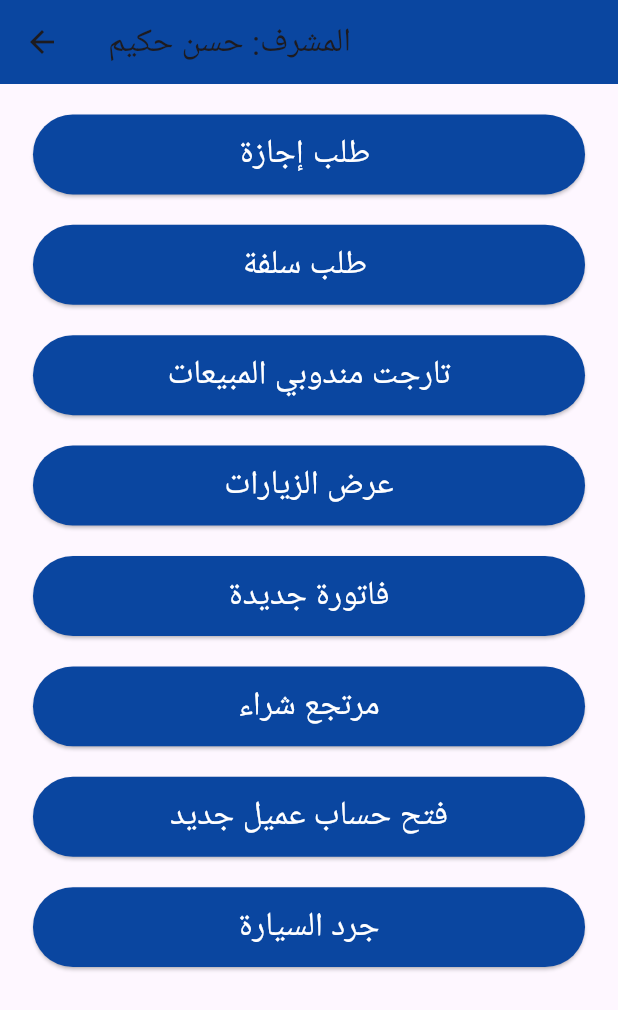
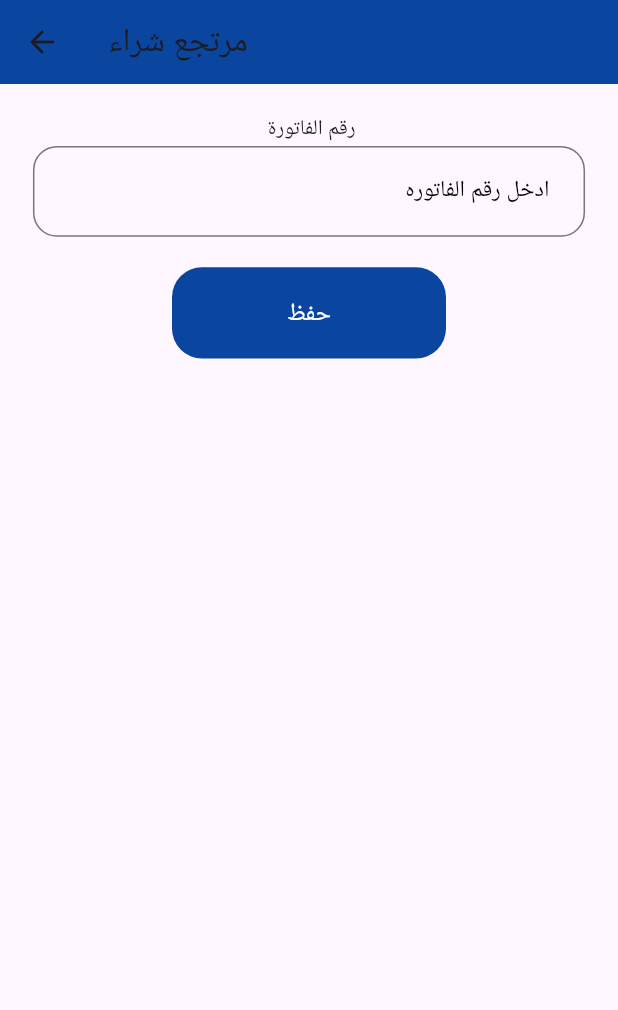
Before and after one commit to s4r4h4mdy0x01/CustomerRequestTask, a Flutter app: the SalesScreen screen opened by its route, after a tap on "مرتجع شراء", on a phone screen of 412 x 824 dp. Shown: the top 1010 px of the screen. Run offline on Flutter 3.47's test engine with Material 3 defaults, Android fonts, the phone set to English and light mode, and no system bars; our stand-ins replace dio, file_picker, flutter_bloc, flutter_screenutil, freezed_annotation, get_it and 3 more; missing offline and left inert: flutter_pdfview; generated files the repository leaves out were written again.

Commit message:
Refactor code Auth And create invoice And add PurchaseReturnScreen

```diff
--- a/lib/core/router/app_router.dart
+++ b/lib/core/router/app_router.dart
@@ -12,6 +12,7 @@ import 'package:customer_request_task/features/employee/leave_request/ui/leave_r
 import 'package:customer_request_task/features/employee/money_request/logic/money_request_cubit.dart';
 import 'package:customer_request_task/features/employee/money_request/ui/money_request_screen.dart';
 import 'package:customer_request_task/features/leader/dashboard_leader/ui/screens/dashboard_leader_screen.dart';
+import 'package:customer_request_task/features/leader/purchase_return/ui/screens/purchase_return_screen.dart';
 import 'package:customer_request_task/features/leader/ui/leader_screen.dart';
 import 'package:customer_request_task/features/leader/view_visit_leader/ui/screens/view_visit_leader_screen.dart';
 import 'package:customer_request_task/features/main_features/create_invoice/logic/create_invoice_cubit.dart';
@@ -39,12 +40,12 @@ class AppRouter {
         return MaterialPageRoute(builder: (context) => const LeaderScreen());
       case RoutesString.employee:
         return MaterialPageRoute(builder: (context) => const EmployeeScreen());
-
+      case RoutesString.purchaseReturnScreen:
+        return MaterialPageRoute(
+          builder: (context) => const PurchaseReturnScreen(),
+        );
       case RoutesString.sales:
-        return MaterialPageRoute(
-          builder:
-              (context) => const SalesScreen(userRole: '', accessToken: ''),
-        );
+        return MaterialPageRoute(builder: (context) => const SalesScreen());
       case RoutesString.moneyRequestScreen:
         return MaterialPageRoute(
           builder:
--- a/lib/core/router/routes_string.dart
+++ b/lib/core/router/routes_string.dart
@@ -11,4 +11,5 @@ class RoutesString {
   static const String dashboardLeaderScreen = '/dashboardLeaderScreen';
   static const String viewVisitLeaderScreen = '/viewVisitLeaderScreen';
   static const String createInvoiceSceen = '/createInvoiceSceen';
+  static const String purchaseReturnScreen = '/purchaseReturnScreen';
 }
--- a/lib/core/widgets/text_field_time.dart
+++ b/lib/core/widgets/text_field_time.dart
@@ -18,7 +18,12 @@ class TextfieldTime extends StatelessWidget {
       decoration: InputDecoration(
         hintText: hintText,
         suffixIcon: Icon(Icons.calendar_today),
+        border: OutlineInputBorder(
+          borderRadius: BorderRadius.circular(16),
+          borderSide: BorderSide(),
+        ),
       ),
+
       readOnly: true,
       onTap: onTap,
     );
--- a/lib/features/auth/logic/login_cubit.dart
+++ b/lib/features/auth/logic/login_cubit.dart
@@ -35,10 +35,10 @@ class LoginCubit extends Cubit<LoginState> {
           return;
         }
 
-        final String userRole =
-            (usernameController.text.trim() == "erpadmin") ? "مشرف" : "مندوب";
+        // final String userRole =
+        //     (usernameController.text.trim() == "erpadmin") ? "مشرف" : "مندوب";
 
-        emit(LoginState.success(accessToken: accessToken, userRole: userRole));
+        emit(LoginState.success());
       } else {
         emit(
           LoginState.error(
--- a/lib/features/auth/logic/login_state.dart
+++ b/lib/features/auth/logic/login_state.dart
@@ -4,6 +4,6 @@ part 'login_state.freezed.dart';
 class LoginState<T> with _$LoginState<T> {
   const factory LoginState.initial() = _Initial;
   const factory LoginState.loading() = Loading;
-  const factory LoginState.success({ required  String accessToken , required String userRole }) = Success;
+  const factory LoginState.success() = Success;
   const factory LoginState.error({required String error}) = Error;
 }
--- a/lib/features/employee/leave_request/ui/leave_request_screen.dart
+++ b/lib/features/employee/leave_request/ui/leave_request_screen.dart
@@ -28,6 +28,8 @@ class LeaveRequestScreen extends StatelessWidget {
       ),
       body: Padding(
         padding: EdgeInsets.symmetric(horizontal: 20.w, vertical: 20.h),
+
+        // Here I used the same cubit to request the Money but I will change it this is just to try
         child: BlocBuilder<MoneyRequestCubit, MoneyRequestState>(
           builder: (context, state) {
             final cubit = context.read<MoneyRequestCubit>();
--- /dev/null
+++ b/lib/features/leader/purchase_return/ui/screens/purchase_return_screen.dart
@@ -0,0 +1,46 @@
+import 'package:customer_request_task/core/helper/spacing.dart';
+import 'package:customer_request_task/core/theme/color_manager.dart';
+import 'package:customer_request_task/core/theme/styles_manager.dart';
+import 'package:customer_request_task/core/widgets/app_text_button.dart';
+import 'package:customer_request_task/core/widgets/app_text_form_field.dart';
+import 'package:flutter/material.dart';
+import 'package:flutter_screenutil/flutter_screenutil.dart';
+
+class PurchaseReturnScreen extends StatelessWidget {
+  const PurchaseReturnScreen({super.key});
+
+  @override
+  Widget build(BuildContext context) {
+    return Scaffold(
+      appBar: AppBar(
+        title: Text('مرتجع شراء'),
+        backgroundColor: ColorManager.primary,
+      ),
+      body: Padding(
+        padding: EdgeInsets.symmetric(horizontal: 20.w, vertical: 20.h),
+        child: Directionality(
+          textDirection: TextDirection.rtl,
+          child: Column(
+            crossAxisAlignment: CrossAxisAlignment.center,
+
+            children: [
+              Text('رقم الفاتورة '),
+              AppTextFormField(
+                hintText: 'ادخل رقم الفاتوره ',
+                borderSide: BorderSide(),
+                borderRadius: 16,
+                keyboardType: TextInputType.text,
+              ),
+              verticalSpace(20),
+              AppTextButton(
+                buttonText: 'حفظ',
+                textStyle: TextStylesManager.font16WhiteRegular,
+                isLoading: false,
+              ),
+            ],
+          ),
+        ),
+      ),
+    );
+  }
+}
--- a/lib/features/sales/ui/sales_screen.dart
+++ b/lib/features/sales/ui/sales_screen.dart
@@ -3,23 +3,11 @@ import 'package:customer_request_task/core/helper/spacing.dart';
 import 'package:customer_request_task/core/router/routes_string.dart';
 import 'package:customer_request_task/core/theme/color_manager.dart';
 import 'package:customer_request_task/core/widgets/custom_elevated_button_app.dart.dart';
-import 'package:customer_request_task/features/employee/leave_request/ui/leave_request_screen.dart';
-import 'package:customer_request_task/features/employee/money_request/ui/money_request_screen.dart';
-import 'package:customer_request_task/features/leader/add_new_customer_request/ui/screen/add_new_customer_request_screen.dart';
-import 'package:customer_request_task/features/leader/dashboard_leader/ui/screens/dashboard_leader_screen.dart';
 import 'package:flutter/material.dart';
 import 'package:flutter_screenutil/flutter_screenutil.dart';
-// استيراد الـ Controller
 
 class SalesScreen extends StatelessWidget {
-  final String userRole;
-  final String accessToken;
-
-  const SalesScreen({
-    super.key,
-    required this.userRole,
-    required this.accessToken,
-  });
+  const SalesScreen({super.key});
 
   @override
   Widget build(BuildContext context) {
@@ -96,7 +84,9 @@ class SalesScreen extends StatelessWidget {
               verticalSpace(20),
               CustomElevatedButtonApp(
                 color: ColorManager.primary,
-                onPressed: () {},
+                onPressed: () {
+                  context.pushNamed(RoutesString.purchaseReturnScreen);
+                },
                 text: 'مرتجع شراء',
                 size: Size(double.infinity, 50),
               ),
```
Also changed, not shown: lib/features/auth/ui/widgets/login_bloc_consumer.dart (+2 -8 lines), lib/features/main_features/create_invoice/logic/create_invoice_cubit.dart (+32 -15 lines), lib/features/main_features/create_invoice/ui/create_invoice_sceen.dart (+16 -52 lines), lib/features/auth/data/repo/login_repo.dart (line endings or trailing spaces), lib/features/auth/logic/login_state.freezed.dart.
